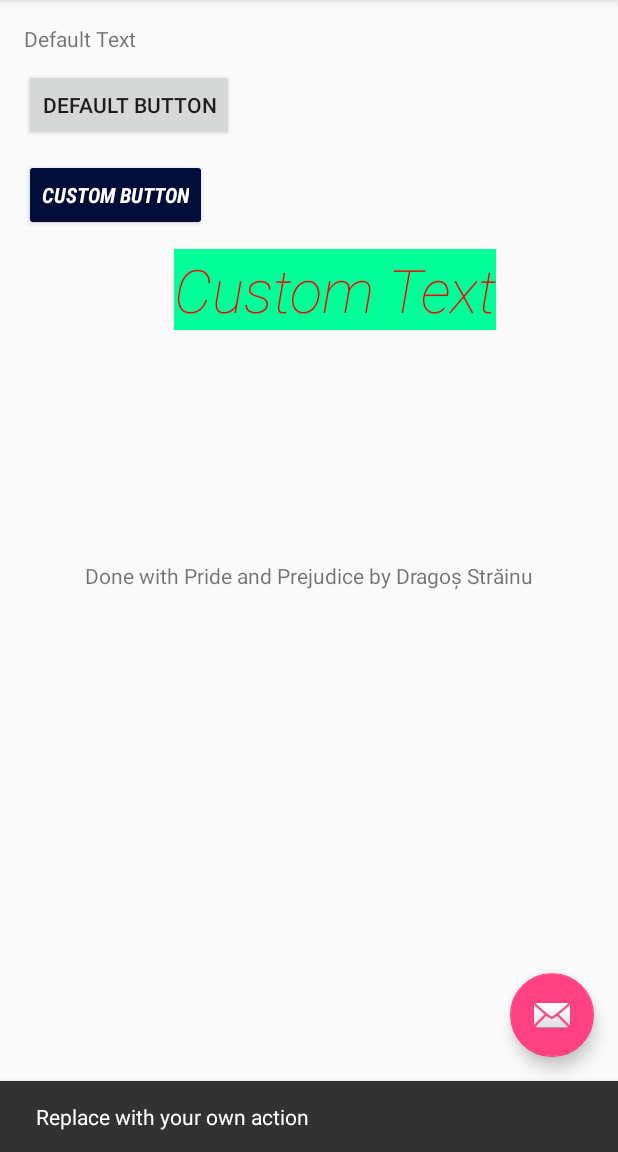
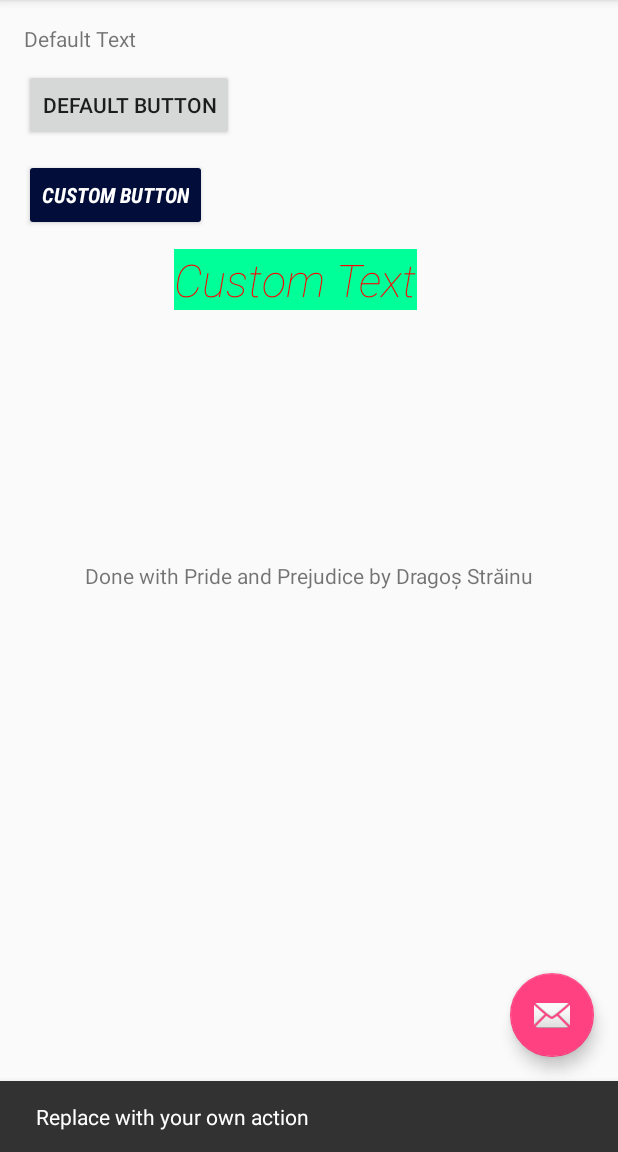
Before and after one commit to strdr4605/TUM-EDP-labs, an Android app: the screen it shows after launch (MainActivity), after a tap on an icon or button, on a phone screen of 412 x 824 dp, the part 84-1236 px from its top. Run offline under Robolectric (Android 15) with nearby library versions, the phone set to English and light mode, and no system bars; 1 other tap on this screen came first.

Commit message:
Added action to custom button
On click change custom textView font Size

```diff
--- a/lab#1/EDP-lab#1/app/src/main/java/com/example/strainu/edp_lab1/MainActivity.java
+++ b/lab#1/EDP-lab#1/app/src/main/java/com/example/strainu/edp_lab1/MainActivity.java
@@ -8,6 +8,8 @@ import android.support.v7.widget.Toolbar;
 import android.view.View;
 import android.view.Menu;
 import android.view.MenuItem;
+import android.widget.Button;
+import android.widget.TextView;
 
 public class MainActivity extends AppCompatActivity {
 
@@ -18,6 +20,17 @@ public class MainActivity extends AppCompatActivity {
         Toolbar toolbar = (Toolbar) findViewById(R.id.toolbar);
         setSupportActionBar(toolbar);
 
+        Button customButton = (Button) findViewById(R.id.customButton);
+        final TextView customText = (TextView) findViewById(R.id.customText);
+
+
+        customButton.setOnClickListener( new View.OnClickListener() {
+            @Override
+            public void onClick(View v) {
+                customText.setTextSize(30);
+            }
+        });
+
         FloatingActionButton fab = (FloatingActionButton) findViewById(R.id.fab);
         fab.setOnClickListener(new View.OnClickListener() {
             @Override
@@ -27,6 +40,9 @@ public class MainActivity extends AppCompatActivity {
             }
         });
     }
+
+
+
 
     @Override
     public boolean onCreateOptionsMenu(Menu menu) {
--- a/lab#1/EDP-lab#1/app/src/main/res/values/styles.xml
+++ b/lab#1/EDP-lab#1/app/src/main/res/values/styles.xml
@@ -31,4 +31,5 @@
         <item name="android:textStyle">italic</item>
         <item name="android:textSize">40dp</item>
     </style>
+
 </resources>
```
